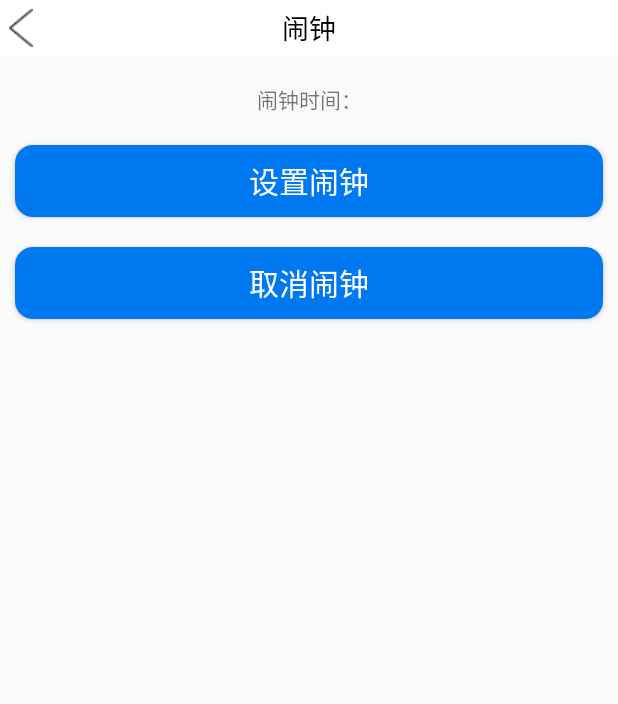
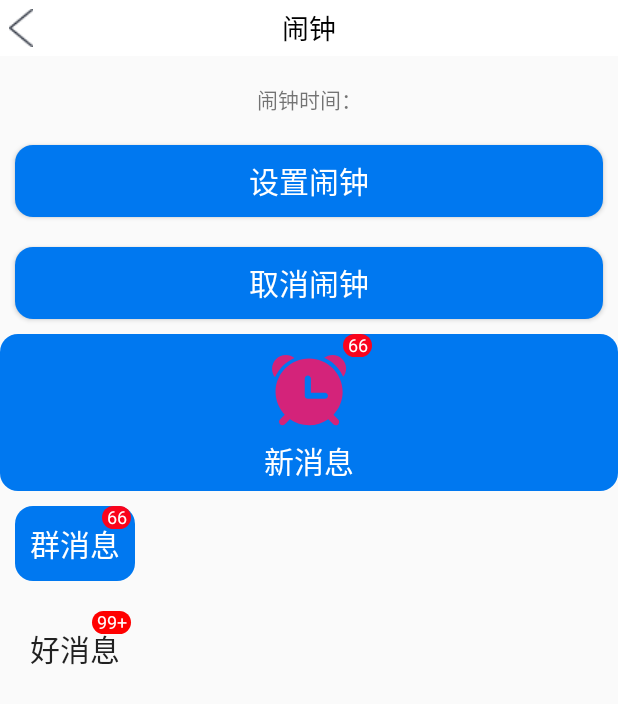
Before and after one commit to xinshengBoy/SimpleDemo3, an Android app: the AlarmClockActivity screen opened directly, with no data from a screen before it, on a phone screen of 412 x 824 dp. Shown: the top 704 px of the screen. Run offline under Robolectric (Android 15) with nearby library versions, the phone set to English and light mode, and no system bars.

Commit message:
新增红点消息提示

```diff
--- a/app/src/main/java/com/yks/simpledemo3/activity/AlarmClockActivity.java
+++ b/app/src/main/java/com/yks/simpledemo3/activity/AlarmClockActivity.java
@@ -17,6 +17,7 @@ import android.widget.TimePicker;
 import com.yks.simpledemo3.R;
 import com.yks.simpledemo3.receiver.AlarmReceiver;
 import com.yks.simpledemo3.tools.Info;
+import com.yks.simpledemo3.view.BadgeButton;
 import com.yks.simpledemo3.view.MyActionBar;
 
 import java.util.Calendar;
@@ -34,7 +35,9 @@ public class AlarmClockActivity extends Activity implements View.OnClickListener
     private Context mContext = AlarmClockActivity.this;
     private TextView txt_alarmclock_time;
     private Button btn_set_alarmclock,btn_cancel_alarmclock;
+    private BadgeButton view_badgeButton3;
     private Calendar calendar;
+    private boolean isVisible = true;
     @Override
     protected void onCreate(Bundle savedInstanceState) {
         super.onCreate(savedInstanceState);
@@ -51,9 +54,11 @@ public class AlarmClockActivity extends Activity implements View.OnClickListener
         txt_alarmclock_time = findViewById(R.id.txt_alarmclock_time);
         btn_set_alarmclock = findViewById(R.id.btn_set_alarmclock);
         btn_cancel_alarmclock = findViewById(R.id.btn_cancel_alarmclock);
+        view_badgeButton3 = findViewById(R.id.view_badgeButton3);
 
         btn_set_alarmclock.setOnClickListener(this);
         btn_cancel_alarmclock.setOnClickListener(this);
+        view_badgeButton3.setOnClickListener(this);
     }
 
     @Override
@@ -95,6 +100,14 @@ public class AlarmClockActivity extends Activity implements View.OnClickListener
             assert am != null;
             am.cancel(pi);
             Info.showToast(mContext,"取消成功",true);
+        }else if (v == view_badgeButton3){
+            if (isVisible){
+                view_badgeButton3.setBadgeVisible(false);
+                isVisible = false;
+            }else {
+                view_badgeButton3.setBadgeVisible(true);
+                isVisible = true;
+            }
         }
     }
 
--- /dev/null
+++ b/app/src/main/java/com/yks/simpledemo3/view/BadgeButton.java
@@ -0,0 +1,158 @@
+package com.yks.simpledemo3.view;
+
+import android.content.Context;
+import android.content.res.TypedArray;
+import android.graphics.Canvas;
+import android.graphics.Color;
+import android.graphics.Paint;
+import android.graphics.Rect;
+import android.graphics.drawable.Drawable;
+import android.graphics.drawable.GradientDrawable;
+import android.support.annotation.Nullable;
+import android.text.TextPaint;
+import android.text.TextUtils;
+import android.util.AttributeSet;
+import android.widget.TextView;
+
+import com.yks.simpledemo3.R;
+
+/**
+ * 描述：消息红点
+ * 作者：zzh
+ * time:2020/03/11
+ * https://github.com/czy1121/badgebutton
+ */
+public class BadgeButton extends TextView {
+
+    private BadgeDrawable mBadgeDrawable;
+
+    public BadgeButton(Context context) {
+        this(context,null);
+    }
+
+    public BadgeButton(Context context, AttributeSet attrs) {
+        this(context, attrs,0);
+    }
+
+    public BadgeButton(Context context, AttributeSet attrs, int defStyleAttr) {
+        super(context, attrs, defStyleAttr);
+
+        TypedArray array = context.obtainStyledAttributes(attrs, R.styleable.BadgeButton);
+        String badgeText = array.getString(R.styleable.BadgeButton_btnBadgeText);
+        int badgeColor = array.getColor(R.styleable.BadgeButton_btnBadgeColor, Color.RED);//默认红色
+        int badgeHeight = array.getDimensionPixelSize(R.styleable.BadgeButton_btnBadgeHeight, (int) (getResources().getDisplayMetrics().density * 12));
+        boolean badgeVisible = array.getBoolean(R.styleable.BadgeButton_btnBadgeVisible,false);//默认不可见
+        array.recycle();
+
+        mBadgeDrawable = new BadgeDrawable(badgeHeight,badgeColor);
+        mBadgeDrawable.setVisible(badgeVisible);
+        mBadgeDrawable.setText(badgeText);
+
+        setIcon(getCompoundDrawables()[1]);
+    }
+
+    @Override
+    protected void onMeasure(int widthMeasureSpec, int heightMeasureSpec) {
+        super.onMeasure(widthMeasureSpec, heightMeasureSpec);
+        int width = getMeasuredWidth();
+        if (getCompoundDrawables()[1] != null){
+            mBadgeDrawable.layout((width + getCompoundDrawables()[1].getIntrinsicWidth()) / 2,getPaddingTop(),width);
+        }else {
+            mBadgeDrawable.layout((width + (int)getLayout().getLineWidth(0)) / 2,getPaddingTop(),width);
+        }
+    }
+
+    @Override
+    protected void onDraw(Canvas canvas) {
+        super.onDraw(canvas);
+        mBadgeDrawable.draw(canvas);
+    }
+
+    @Override
+    public void setText(CharSequence text, BufferType type) {
+        super.setText(text, type);
+    }
+
+    public BadgeButton setIcon(Drawable drawable){
+        if (drawable != null && drawable.getBounds().isEmpty()){
+            drawable.setBounds(0,0,drawable.getIntrinsicHeight(),drawable.getIntrinsicHeight());
+        }
+        Drawable [] cds = getCompoundDrawables();
+        setCompoundDrawables(cds[0],drawable,cds[2],cds[3]);
+        return this;
+    }
+
+    public BadgeButton setBadgeText(String text){
+        mBadgeDrawable.setText(text);
+        return this;
+    }
+
+    public BadgeButton setBadgeVisible(boolean visible){
+        mBadgeDrawable.setVisible(visible);
+        return this;
+    }
+
+
+    private static class BadgeDrawable extends GradientDrawable{
+
+        private String mText;
+        private boolean mIsVisible;
+        private int mHeight = 0;
+        private TextPaint mPaint = new TextPaint(Paint.ANTI_ALIAS_FLAG);
+
+        public BadgeDrawable(int height,int color){
+            setColor(color);
+            mHeight = height;
+            mPaint.setColor(Color.WHITE);
+            mPaint.setTextAlign(Paint.Align.CENTER);
+            mPaint.setTextSize(height * 0.8f);
+        }
+
+        void layout(int x,int y,int max){
+            Rect rect = getBounds();
+            rect.offsetTo(Math.min(x - rect.width()/2,max - rect.width() - (int) (0.2f*mHeight)),Math.max(0,y - rect.height())/2);
+            setBounds(rect);
+        }
+
+        void resize(int w,int h){
+            Rect rect = getBounds();
+            setBounds(rect.left,rect.top,rect.left+w,rect.top+h);
+            invalidateSelf();
+        }
+
+        public void setText(String text){
+            mText = text;
+            if (TextUtils.isEmpty(mText)){
+                int size = (int) (mHeight * 0.65);
+                resize(size,size);
+            }else {
+                int width = (int) (mPaint.measureText(mText) + 0.4 * mHeight);
+                resize(Math.max(width,mHeight),mHeight);
+            }
+        }
+        public void setVisible(boolean visible){
+            if (mIsVisible != visible){
+                invalidateSelf();
+            }
+            mIsVisible = visible;
+        }
+
+        @Override
+        protected void onBoundsChange(Rect r) {
+            super.onBoundsChange(r);
+            setCornerRadius(getBounds().height() / 2f);
+        }
+
+        @Override
+        public void draw(Canvas canvas) {
+            if (!mIsVisible){
+                return;
+            }
+            super.draw(canvas);
+            if (TextUtils.isEmpty(mText)){
+                return;
+            }
+            canvas.drawText(mText,getBounds().exactCenterX(),getBounds().exactCenterY() - (mPaint.descent() + mPaint.ascent()) / 2,mPaint);
+        }
+    }
+}
--- a/app/src/main/res/layout/activity_alarm_clock.xml
+++ b/app/src/main/res/layout/activity_alarm_clock.xml
@@ -2,6 +2,7 @@
 <LinearLayout xmlns:android="http://schemas.android.com/apk/res/android"
     android:layout_width="match_parent"
     android:layout_height="match_parent"
+    xmlns:app="http://schemas.android.com/apk/res-auto"
     android:orientation="vertical">
     <include
         android:id="@+id/headerLayout"
@@ -31,4 +32,46 @@
         android:textColor="@color/colorWhite"
         android:textSize="20sp"
         android:layout_margin="10dp"/>
+    <com.yks.simpledemo3.view.BadgeButton
+        android:id="@+id/view_badgeButton1"
+        android:layout_width="match_parent"
+        android:layout_height="wrap_content"
+        android:background="@drawable/btn_login_bg"
+        android:drawableTop="@drawable/ic_alarm_clock"
+        android:gravity="center"
+        android:text="新消息"
+        android:textSize="20sp"
+        android:textColor="@color/colorWhite"
+        android:padding="5dp"
+        app:btnBadgeText="66"
+        app:btnBadgeColor="@color/colorDeepRed"
+        app:btnBadgeHeight="15dp"
+        app:btnBadgeVisible="true"/>
+    <com.yks.simpledemo3.view.BadgeButton
+        android:id="@+id/view_badgeButton2"
+        android:layout_width="wrap_content"
+        android:layout_height="wrap_content"
+        android:background="@drawable/btn_login_bg"
+        android:gravity="center"
+        android:text="群消息"
+        android:textSize="20sp"
+        android:textColor="@color/colorWhite"
+        android:padding="10dp"
+        android:layout_margin="10dp"
+        app:btnBadgeText="66"
+        app:btnBadgeColor="@color/colorDeepRed"
+        app:btnBadgeHeight="15dp"
+        app:btnBadgeVisible="true"/>
+    <com.yks.simpledemo3.view.BadgeButton
+        android:id="@+id/view_badgeButton3"
+        android:layout_width="wrap_content"
+        android:layout_height="wrap_content"
+        android:gravity="center"
+        android:text="好消息"
+        android:textSize="20sp"
+        android:padding="10dp"
+        android:layout_margin="10dp"
+        app:btnBadgeText="99+"
+        app:btnBadgeHeight="15dp"
+        app:btnBadgeVisible="true"/>
 </LinearLayout>
--- a/app/src/main/res/values/attrs.xml
+++ b/app/src/main/res/values/attrs.xml
@@ -139,4 +139,11 @@
         <attr name="seal_textColor" format="color"/><!--文字颜色-->
         <attr name="seal_ringHeight" format="integer"/><!--圆圈宽度-->
     </declare-styleable>
+    <!--提示小红点-->
+    <declare-styleable name="BadgeButton">
+        <attr name="btnBadgeText" format="string"/><!--展示的文字-->
+        <attr name="btnBadgeColor" format="color"/><!--展示的颜色-->
+        <attr name="btnBadgeHeight" format="dimension"/><!--高度-->
+        <attr name="btnBadgeVisible" format="boolean"/><!--是否可见-->
+    </declare-styleable>
 </resources>
```
